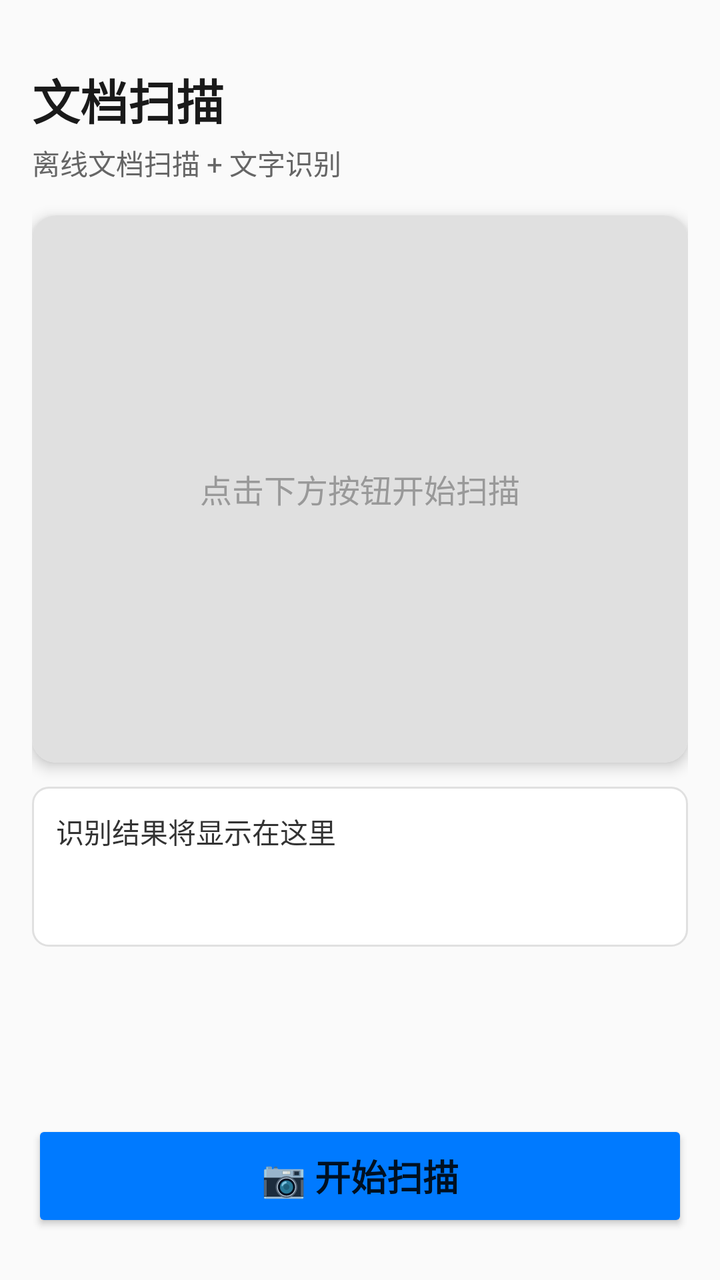
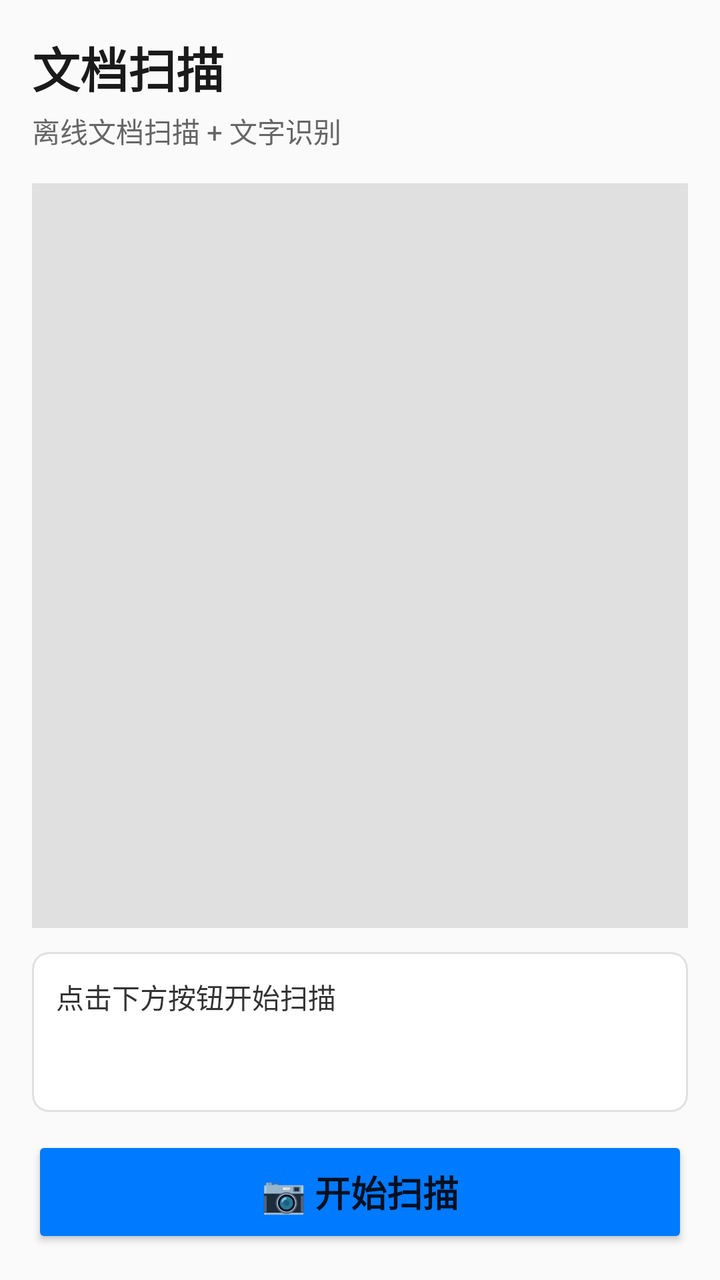

Before-and-after screenshots of an Android layout around one commit, followed by the original layout XML and the change that was made.
<!-- AndroidManifest.xml: application theme Theme.DocScanner -->
<!-- res/layout/activity_main.xml -->
<?xml version="1.0" encoding="utf-8"?>
<androidx.constraintlayout.widget.ConstraintLayout
    xmlns:android="http://schemas.android.com/apk/res/android"
    xmlns:app="http://schemas.android.com/apk/res-auto"
    xmlns:tools="http://schemas.android.com/tools"
    android:layout_width="match_parent"
    android:layout_height="match_parent"
    android:padding="16dp"
    android:background="#FAFAFA"
    tools:context=".ui.MainActivity">

    <TextView
        android:id="@+id/title"
        android:layout_width="wrap_content"
        android:layout_height="wrap_content"
        android:text="文档扫描"
        android:textSize="24sp"
        android:textStyle="bold"
        android:textColor="#1A1A1A"
        app:layout_constraintTop_toTopOf="parent"
        app:layout_constraintStart_toStartOf="parent"
        android:layout_marginTop="16dp" />

    <TextView
        android:id="@+id/subtitle"
        android:layout_width="wrap_content"
        android:layout_height="wrap_content"
        android:text="离线文档扫描 + 文字识别"
        android:textSize="14sp"
        android:textColor="#666666"
        app:layout_constraintTop_toBottomOf="@id/title"
        app:layout_constraintStart_toStartOf="parent"
        android:layout_marginTop="4dp" />

    <androidx.cardview.widget.CardView
        android:id="@+id/card_preview"
        android:layout_width="0dp"
        android:layout_height="0dp"
        android:layout_marginTop="16dp"
        app:cardCornerRadius="12dp"
        app:cardElevation="4dp"
        app:layout_constraintTop_toBottomOf="@id/subtitle"
        app:layout_constraintStart_toStartOf="parent"
        app:layout_constraintEnd_toEndOf="parent"
        app:layout_constraintBottom_toTopOf="@id/text_result"
        app:layout_constraintHeight_percent="0.45">

        <ImageView
            android:id="@+id/image_preview"
            android:layout_width="match_parent"
            android:layout_height="match_parent"
            android:scaleType="centerCrop"
            android:background="#E0E0E0"
            android:contentDescription="扫描预览" />

        <TextView
            android:id="@+id/text_placeholder"
            android:layout_width="wrap_content"
            android:layout_height="wrap_content"
            android:layout_gravity="center"
            android:text="点击下方按钮开始扫描"
            android:textColor="#999999"
            android:textSize="16sp" />

    </androidx.cardview.widget.CardView>

    <ProgressBar
        android:id="@+id/progress_bar"
        android:layout_width="wrap_content"
        android:layout_height="wrap_content"
        android:visibility="gone"
        app:layout_constraintTop_toTopOf="@id/card_preview"
        app:layout_constraintBottom_toBottomOf="@id/card_preview"
        app:layout_constraintStart_toStartOf="@id/card_preview"
        app:layout_constraintEnd_toEndOf="@id/card_preview" />

    <ScrollView
        android:id="@+id/scroll_result"
        android:layout_width="0dp"
        android:layout_height="0dp"
        android:layout_marginTop="12dp"
        app:layout_constraintTop_toBottomOf="@id/card_preview"
        app:layout_constraintStart_toStartOf="parent"
        app:layout_constraintEnd_toEndOf="parent"
        app:layout_constraintBottom_toTopOf="@id/btn_scan">

        <TextView
            android:id="@+id/text_result"
            android:layout_width="match_parent"
            android:layout_height="wrap_content"
            android:minHeight="80dp"
            android:padding="12dp"
            android:background="@drawable/result_background"
            android:text="识别结果将显示在这里"
            android:textSize="14sp"
            android:textColor="#333333"
            android:lineSpacingExtra="4dp" />

    </ScrollView>

    <Button
        android:id="@+id/btn_scan"
        android:layout_width="0dp"
        android:layout_height="56dp"
        android:layout_marginBottom="8dp"
        android:text="📷 开始扫描"
        android:textSize="18sp"
        android:textStyle="bold"
        android:backgroundTint="#007AFF"
        app:layout_constraintBottom_toTopOf="@id/btn_ocr"
        app:layout_constraintStart_toStartOf="parent"
        app:layout_constraintEnd_toEndOf="parent" />

    <Button
        android:id="@+id/btn_ocr"
        android:layout_width="0dp"
        android:layout_height="48dp"
        android:layout_marginBottom="8dp"
        android:text="🔤 识别文字"
        android:textSize="16sp"
        android:visibility="gone"
        android:backgroundTint="#E8E8E8"
        android:textColor="#333333"
        app:layout_constraintBottom_toTopOf="@id/btn_save"
        app:layout_constraintStart_toStartOf="parent"
        app:layout_constraintEnd_toEndOf="parent" />

    <Button
        android:id="@+id/btn_save"
        android:layout_width="0dp"
        android:layout_height="48dp"
        android:layout_marginBottom="16dp"
        android:text="💾 保存图片"
        android:textSize="16sp"
        android:visibility="gone"
        android:backgroundTint="#E8E8E8"
        android:textColor="#333333"
        app:layout_constraintBottom_toBottomOf="parent"
        app:layout_constraintStart_toStartOf="parent"
        app:layout_constraintEnd_toEndOf="parent" />

</androidx.constraintlayout.widget.ConstraintLayout>
<!-- resources referenced by this layout -->
<resources>
  <!-- drawable result_background (drawable) -->
  <?xml version="1.0" encoding="utf-8"?>
  <shape xmlns:android="http://schemas.android.com/apk/res/android"
      android:shape="rectangle">
      <solid android:color="#FFFFFF" />
      <corners android:radius="8dp" />
      <stroke android:width="1dp" android:color="#E0E0E0" />
  </shape>
  <style name="Theme.DocScanner" parent="Theme.MaterialComponents.DayNight.NoActionBar">
          <item name="colorPrimary">@color/primary</item>
          <item name="colorPrimaryVariant">@color/primary_dark</item>
          <item name="colorOnPrimary">@color/white</item>
          <item name="colorSecondary">@color/accent</item>
          <item name="android:statusBarColor">@color/primary</item>
          <item name="android:navigationBarColor">@color/white</item>
      </style>
  <color name="primary">#007AFF</color>
  <color name="primary_dark">#0056B3</color>
  <color name="white">#FFFFFF</color>
  <color name="accent">#FF9500</color>
</resources>

<!-- the commit's change to res/layout/activity_main.xml (unified diff, before → after) -->
@@ -1,142 +1,91 @@
 <?xml version="1.0" encoding="utf-8"?>
-<androidx.constraintlayout.widget.ConstraintLayout
-    xmlns:android="http://schemas.android.com/apk/res/android"
+<LinearLayout xmlns:android="http://schemas.android.com/apk/res/android"
     xmlns:app="http://schemas.android.com/apk/res-auto"
     xmlns:tools="http://schemas.android.com/tools"
     android:layout_width="match_parent"
     android:layout_height="match_parent"
+    android:orientation="vertical"
     android:padding="16dp"
     android:background="#FAFAFA"
     tools:context=".ui.MainActivity">
 
     <TextView
-        android:id="@+id/title"
         android:layout_width="wrap_content"
         android:layout_height="wrap_content"
         android:text="文档扫描"
         android:textSize="24sp"
         android:textStyle="bold"
-        android:textColor="#1A1A1A"
-        app:layout_constraintTop_toTopOf="parent"
-        app:layout_constraintStart_toStartOf="parent"
-        android:layout_marginTop="16dp" />
+        android:textColor="#1A1A1A" />
 
     <TextView
-        android:id="@+id/subtitle"
         android:layout_width="wrap_content"
         android:layout_height="wrap_content"
         android:text="离线文档扫描 + 文字识别"
         android:textSize="14sp"
         android:textColor="#666666"
-        app:layout_constraintTop_toBottomOf="@id/title"
-        app:layout_constraintStart_toStartOf="parent"
         android:layout_marginTop="4dp" />
 
-    <androidx.cardview.widget.CardView
-        android:id="@+id/card_preview"
-        android:layout_width="0dp"
+    <ImageView
+        android:id="@+id/image_preview"
+        android:layout_width="match_parent"
         android:layout_height="0dp"
+        android:layout_weight="1"
         android:layout_marginTop="16dp"
-        app:cardCornerRadius="12dp"
-        app:cardElevation="4dp"
-        app:layout_constraintTop_toBottomOf="@id/subtitle"
-        app:layout_constraintStart_toStartOf="parent"
-        app:layout_constraintEnd_toEndOf="parent"
-        app:layout_constraintBottom_toTopOf="@id/text_result"
-        app:layout_constraintHeight_percent="0.45">
+        android:scaleType="centerCrop"
+        android:background="#E0E0E0"
+        android:contentDescription="扫描预览" />
 
-        <ImageView
-            android:id="@+id/image_preview"
-            android:layout_width="match_parent"
-            android:layout_height="match_parent"
-            android:scaleType="centerCrop"
-            android:background="#E0E0E0"
-            android:contentDescription="扫描预览" />
-
-        <TextView
-            android:id="@+id/text_placeholder"
-            android:layout_width="wrap_content"
-            android:layout_height="wrap_content"
-            android:layout_gravity="center"
-            android:text="点击下方按钮开始扫描"
-            android:textColor="#999999"
-            android:textSize="16sp" />
-
-    </androidx.cardview.widget.CardView>
+    <TextView
+        android:id="@+id/text_result"
+        android:layout_width="match_parent"
+        android:layout_height="wrap_content"
+        android:minHeight="80dp"
+        android:padding="12dp"
+        android:layout_marginTop="12dp"
+        android:background="@drawable/result_background"
+        android:text="点击下方按钮开始扫描"
+        android:textSize="14sp"
+        android:textColor="#333333"
+        android:lineSpacingExtra="4dp" />
 
     <ProgressBar
         android:id="@+id/progress_bar"
         android:layout_width="wrap_content"
         android:layout_height="wrap_content"
-        android:visibility="gone"
-        app:layout_constraintTop_toTopOf="@id/card_preview"
-        app:layout_constraintBottom_toBottomOf="@id/card_preview"
-        app:layout_constraintStart_toStartOf="@id/card_preview"
-        app:layout_constraintEnd_toEndOf="@id/card_preview" />
-
-    <ScrollView
-        android:id="@+id/scroll_result"
-        android:layout_width="0dp"
-        android:layout_height="0dp"
-        android:layout_marginTop="12dp"
-        app:layout_constraintTop_toBottomOf="@id/card_preview"
-        app:layout_constraintStart_toStartOf="parent"
-        app:layout_constraintEnd_toEndOf="parent"
-        app:layout_constraintBottom_toTopOf="@id/btn_scan">
-
-        <TextView
-            android:id="@+id/text_result"
-            android:layout_width="match_parent"
-            android:layout_height="wrap_content"
-            android:minHeight="80dp"
-            android:padding="12dp"
-            android:background="@drawable/result_background"
-            android:text="识别结果将显示在这里"
-            android:textSize="14sp"
-            android:textColor="#333333"
-            android:lineSpacingExtra="4dp" />
-
-    </ScrollView>
+        android:layout_gravity="center_horizontal"
+        android:layout_marginTop="8dp"
+        android:visibility="gone" />
 
     <Button
         android:id="@+id/btn_scan"
-        android:layout_width="0dp"
+        android:layout_width="match_parent"
         android:layout_height="56dp"
-        android:layout_marginBottom="8dp"
+        android:layout_marginTop="12dp"
         android:text="📷 开始扫描"
         android:textSize="18sp"
         android:textStyle="bold"
-        android:backgroundTint="#007AFF"
-        app:layout_constraintBottom_toTopOf="@id/btn_ocr"
-        app:layout_constraintStart_toStartOf="parent"
-        app:layout_constraintEnd_toEndOf="parent" />
+        android:backgroundTint="#007AFF" />
 
     <Button
         android:id="@+id/btn_ocr"
-        android:layout_width="0dp"
+        android:layout_width="match_parent"
         android:layout_height="48dp"
-        android:layout_marginBottom="8dp"
+        android:layout_marginTop="8dp"
         android:text="🔤 识别文字"
         android:textSize="16sp"
         android:visibility="gone"
         android:backgroundTint="#E8E8E8"
-        android:textColor="#333333"
-        app:layout_constraintBottom_toTopOf="@id/btn_save"
-        app:layout_constraintStart_toStartOf="parent"
-        app:layout_constraintEnd_toEndOf="parent" />
+        android:textColor="#333333" />
 
     <Button
         android:id="@+id/btn_save"
-        android:layout_width="0dp"
+        android:layout_width="match_parent"
         android:layout_height="48dp"
-        android:layout_marginBottom="16dp"
+        android:layout_marginTop="8dp"
         android:text="💾 保存图片"
         android:textSize="16sp"
         android:visibility="gone"
         android:backgroundTint="#E8E8E8"
-        android:textColor="#333333"
-        app:layout_constraintBottom_toBottomOf="parent"
-        app:layout_constraintStart_toStartOf="parent"
-        app:layout_constraintEnd_toEndOf="parent" />
+        android:textColor="#333333" />
 
-</androidx.constraintlayout.widget.ConstraintLayout>
+</LinearLayout>
<!-- resource entries referenced after the edit -->
@@ -8,17 +8,16 @@
       <corners android:radius="8dp" />
       <stroke android:width="1dp" android:color="#E0E0E0" />
   </shape>
-  <style name="Theme.DocScanner" parent="Theme.MaterialComponents.DayNight.NoActionBar">
+  <style name="Theme.DocScanner" parent="Theme.AppCompat.DayNight.NoActionBar">
           <item name="colorPrimary">@color/primary</item>
-          <item name="colorPrimaryVariant">@color/primary_dark</item>
-          <item name="colorOnPrimary">@color/white</item>
-          <item name="colorSecondary">@color/accent</item>
+          <item name="colorPrimaryDark">@color/primary_dark</item>
+          <item name="colorAccent">@color/accent</item>
           <item name="android:statusBarColor">@color/primary</item>
           <item name="android:navigationBarColor">@color/white</item>
       </style>
   <color name="primary">#007AFF</color>
   <color name="primary_dark">#0056B3</color>
+  <color name="accent">#FF9500</color>
   <color name="white">#FFFFFF</color>
-  <color name="accent">#FF9500</color>
 </resources>
 
